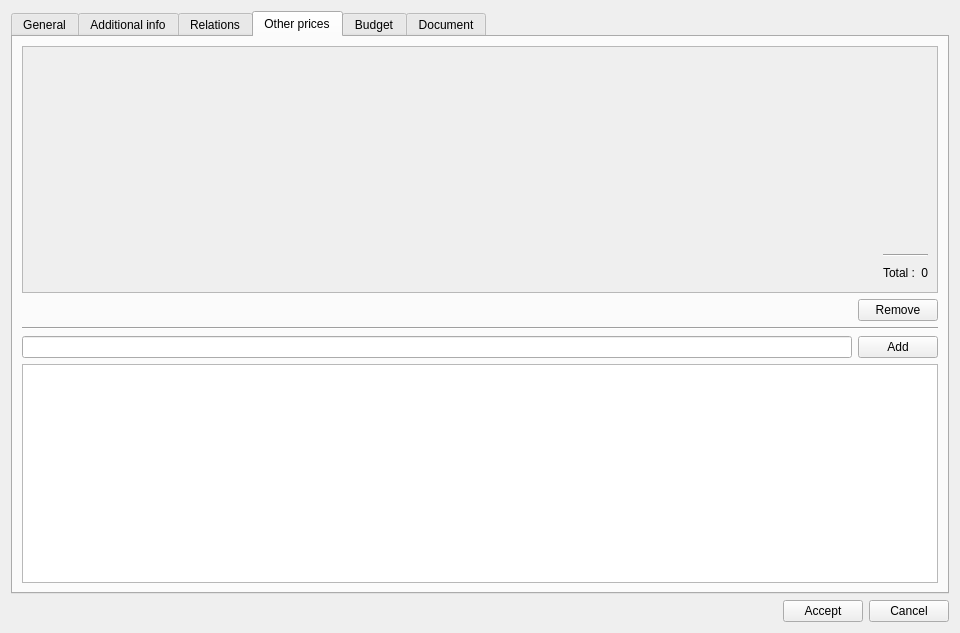
This is core/ui/toolbars/plan/psector.ui in Giswater/giswater_qgis_plugin as Qt 5 draws it before an edit. The edited form follows.
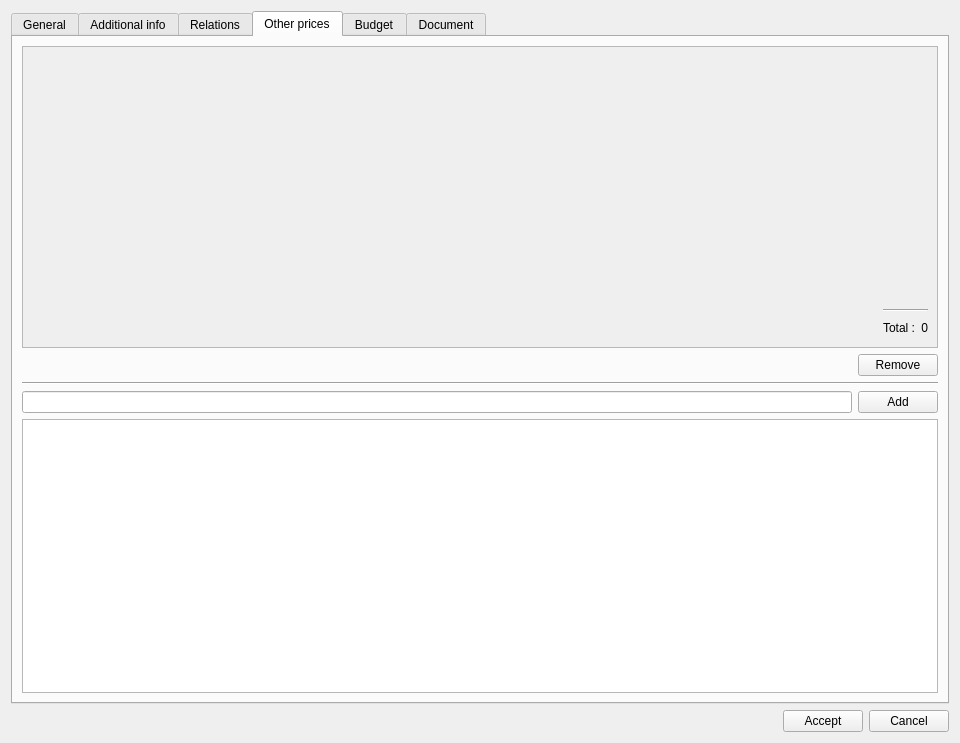
This is the edited form. The open tabs and pages were chosen to show the change. Icons and pictures are not drawn.

Commit message: Enhancement: refactor reference to btn_generate_report

The edit to the form file:
```diff
--- a/core/ui/toolbars/plan/psector.ui
+++ b/core/ui/toolbars/plan/psector.ui
@@ -7,7 +7,7 @@
     <x>0</x>
     <y>0</y>
     <width>960</width>
-    <height>633</height>
+    <height>743</height>
    </rect>
   </property>
   <property name="maximumSize">
@@ -1004,8 +1004,8 @@
            <rect>
             <x>0</x>
             <y>0</y>
-            <width>916</width>
-            <height>246</height>
+            <width>908</width>
+            <height>289</height>
            </rect>
           </property>
           <layout class="QGridLayout" name="gridLayout_3">
```
Left out of the diff: 4 changed lines with no effect on the pictures. The commit also changes 1 other file.
